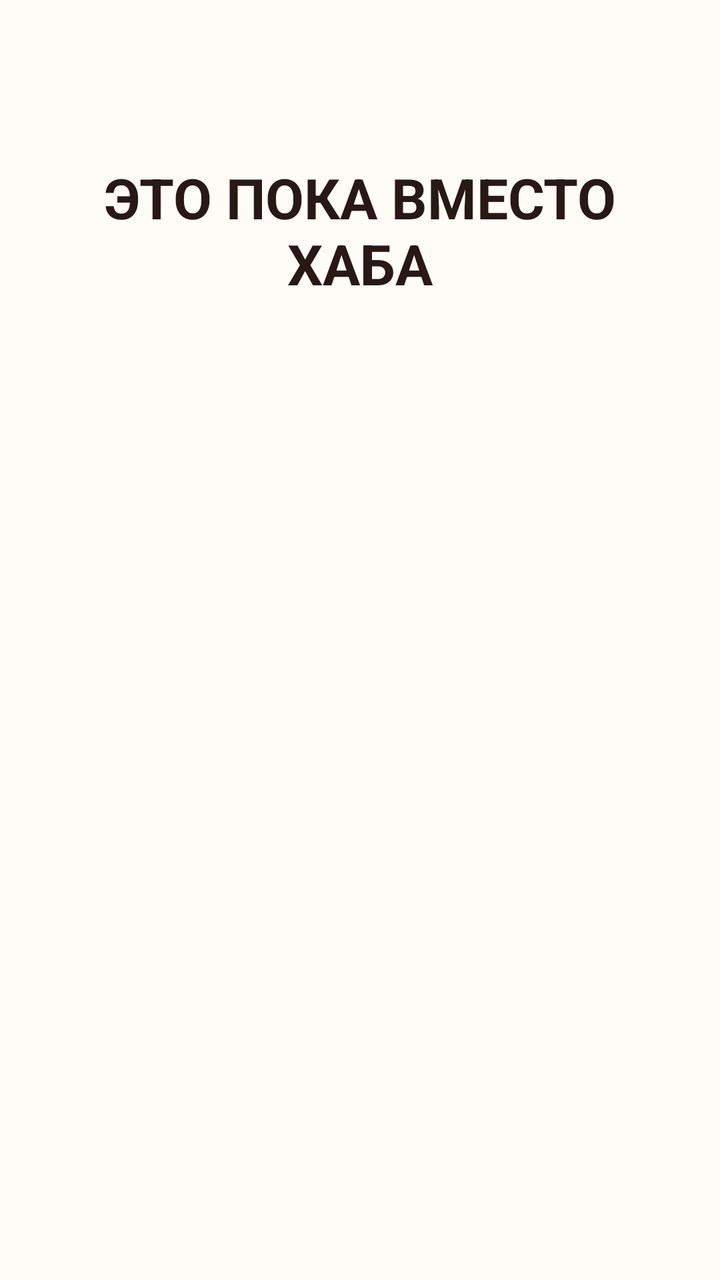
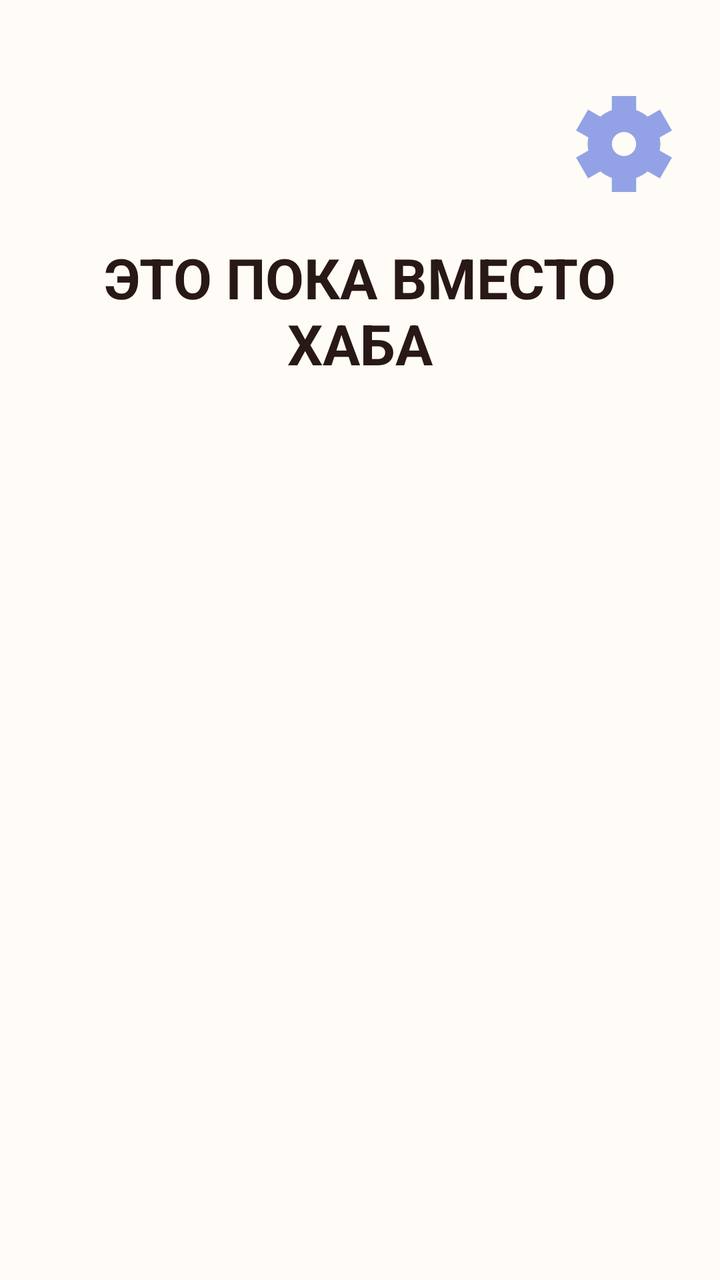

Before-and-after screenshots of an Android layout around one commit, followed by the original layout XML and the change that was made.
<!-- AndroidManifest.xml: application theme Theme.Polochka -->
<!-- res/layout/activity_home.xml -->
<?xml version="1.0" encoding="utf-8"?>
<androidx.constraintlayout.widget.ConstraintLayout
    xmlns:android="http://schemas.android.com/apk/res/android"
    xmlns:app="http://schemas.android.com/apk/res-auto"
    android:layout_width="match_parent"
    android:layout_height="match_parent"
    android:background="@color/background_primary"
    android:paddingHorizontal="@dimen/spacing_screen_horizontal">

    <TextView
        android:id="@+id/homeTitleTextView"
        android:layout_width="0dp"
        android:layout_height="wrap_content"
        android:text="@string/home_title"
        android:textAllCaps="true"
        android:textColor="@color/text_primary"
        android:textSize="28sp"
        android:textStyle="bold"
        android:gravity="center"
        app:layout_constraintTop_toTopOf="parent"
        android:layout_marginTop="80dp"
        app:layout_constraintStart_toStartOf="parent"
        app:layout_constraintEnd_toEndOf="parent"/>

</androidx.constraintlayout.widget.ConstraintLayout>
<!-- resources referenced by this layout -->
<resources>
  <color name="background_primary">#FFFBF6</color>
  <color name="text_primary">#281916</color>
  <dimen name="spacing_screen_horizontal">24dp</dimen>
  <string name="home_title">Это пока вместо хаба</string>
  <style name="Theme.Polochka" parent="Base.Theme.Polochka" />
  <style name="Base.Theme.Polochka" parent="Theme.Material3.DayNight.NoActionBar">
          
          
      </style>
</resources>

<!-- the commit's change to res/layout/activity_home.xml (unified diff, before → after) -->
@@ -2,24 +2,38 @@
 <androidx.constraintlayout.widget.ConstraintLayout
     xmlns:android="http://schemas.android.com/apk/res/android"
     xmlns:app="http://schemas.android.com/apk/res-auto"
+    android:id="@+id/homeRoot"
     android:layout_width="match_parent"
     android:layout_height="match_parent"
     android:background="@color/background_primary"
     android:paddingHorizontal="@dimen/spacing_screen_horizontal">
 
+    <ImageView
+        android:id="@+id/settingsButton"
+        android:layout_width="48dp"
+        android:layout_height="48dp"
+        android:layout_marginTop="48dp"
+        android:src="@drawable/ic_settings"
+        app:tint="@color/button_primary"
+        android:contentDescription="@string/content_description_settings"
+        android:clickable="true"
+        android:focusable="true"
+        app:layout_constraintTop_toTopOf="parent"
+        app:layout_constraintEnd_toEndOf="parent" />
+
     <TextView
         android:id="@+id/homeTitleTextView"
         android:layout_width="0dp"
         android:layout_height="wrap_content"
+        android:layout_marginTop="120dp"
+        android:gravity="center"
         android:text="@string/home_title"
         android:textAllCaps="true"
         android:textColor="@color/text_primary"
         android:textSize="28sp"
         android:textStyle="bold"
-        android:gravity="center"
         app:layout_constraintTop_toTopOf="parent"
-        android:layout_marginTop="80dp"
         app:layout_constraintStart_toStartOf="parent"
-        app:layout_constraintEnd_toEndOf="parent"/>
+        app:layout_constraintEnd_toEndOf="parent" />
 
 </androidx.constraintlayout.widget.ConstraintLayout>
<!-- resource entries referenced after the edit -->
@@ -1,8 +1,20 @@
 <!-- resources referenced by this layout -->
 <resources>
   <color name="background_primary">#FFFBF6</color>
+  <color name="button_primary">#93A2E6</color>
   <color name="text_primary">#281916</color>
   <dimen name="spacing_screen_horizontal">24dp</dimen>
+  <!-- drawable ic_settings (drawable) -->
+  <vector xmlns:android="http://schemas.android.com/apk/res/android"
+      android:width="30dp"
+      android:height="30dp"
+      android:viewportWidth="30"
+      android:viewportHeight="30">
+    <path
+        android:pathData="M26.351,15C26.351,14.31 26.288,13.622 26.162,12.944L30,10.75L26.216,4.25L22.377,6.449C21.317,5.55 20.099,4.852 18.784,4.391V0H11.216V4.391C9.901,4.852 8.683,5.55 7.623,6.449L3.784,4.25L0,10.75L3.838,12.944C3.586,14.303 3.586,15.697 3.838,17.056L0,19.25L3.784,25.75L7.623,23.552C8.683,24.451 9.901,25.148 11.216,25.609V30H18.784V25.609C20.099,25.148 21.317,24.45 22.377,23.551L26.216,25.75L30,19.25L26.162,17.056C26.288,16.378 26.351,15.69 26.351,15ZM18.784,15C18.784,15.742 18.562,16.467 18.146,17.083C17.73,17.7 17.139,18.181 16.448,18.465C15.757,18.748 14.996,18.823 14.262,18.678C13.528,18.533 12.854,18.176 12.325,17.652C11.795,17.127 11.435,16.459 11.289,15.732C11.143,15.004 11.218,14.25 11.504,13.565C11.791,12.88 12.276,12.294 12.898,11.882C13.52,11.47 14.252,11.25 15,11.25C16.003,11.25 16.966,11.645 17.676,12.348C18.385,13.052 18.784,14.005 18.784,15Z"
+        android:fillColor="#93A2E6"/>
+  </vector>
+  <string name="content_description_settings">пупупу удалить потом</string>
   <string name="home_title">Это пока вместо хаба</string>
   <style name="Theme.Polochka" parent="Base.Theme.Polochka" />
   <style name="Base.Theme.Polochka" parent="Theme.Material3.DayNight.NoActionBar">
